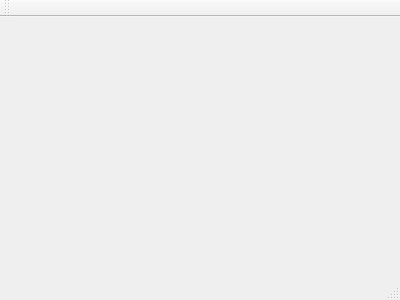
This is src/mainwindow.ui in mihaly4/KanjiTools as Qt 5 draws it before an edit. The edited form follows.
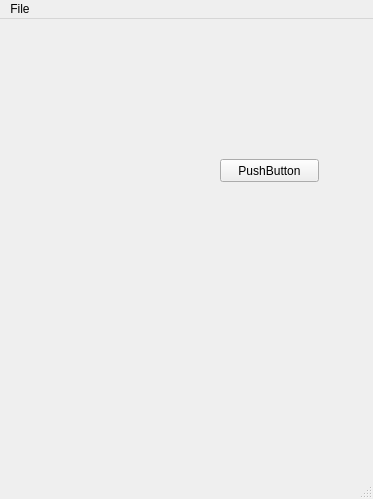
This is the edited form.

Patch:
```diff
--- a/src/mainwindow.ui
+++ b/src/mainwindow.ui
@@ -1,24 +1,51 @@
 <ui version="4.0">
  <class>MainWindow</class>
- <widget class="QMainWindow" name="MainWindow" >
-  <property name="geometry" >
+ <widget class="QMainWindow" name="MainWindow">
+  <property name="geometry">
    <rect>
     <x>0</x>
     <y>0</y>
-    <width>400</width>
-    <height>300</height>
+    <width>373</width>
+    <height>499</height>
    </rect>
   </property>
   <property name="windowTitle" >
    <string>MainWindow</string>
   </property>
-  <widget class="QMenuBar" name="menuBar" />
-  <widget class="QToolBar" name="mainToolBar" />
-  <widget class="QWidget" name="centralWidget" />
-  <widget class="QStatusBar" name="statusBar" />
+  <widget class="QWidget" name="centralWidget">
+   <widget class="QPushButton" name="pushButton">
+    <property name="geometry">
+     <rect>
+      <x>220</x>
+      <y>140</y>
+      <width>99</width>
+      <height>23</height>
+     </rect>
+    </property>
+    <property name="text">
+     <string>PushButton</string>
+    </property>
+   </widget>
+  </widget>
+  <widget class="QMenuBar" name="menuBar">
+   <property name="geometry">
+    <rect>
+     <x>0</x>
+     <y>0</y>
+     <width>373</width>
+     <height>20</height>
+    </rect>
+   </property>
+   <widget class="QMenu" name="menuFile">
+    <property name="title">
+     <string>File</string>
+    </property>
+   </widget>
+   <addaction name="menuFile"/>
+  </widget>
+  <widget class="QStatusBar" name="statusBar"/>
  </widget>
- <layoutDefault spacing="6" margin="11" />
- <pixmapfunction></pixmapfunction>
+ <layoutdefault spacing="6" margin="11"/>
  <resources/>
  <connections/>
 </ui>
```
Left out of the diff: 5 changed lines with no effect on the pictures.
